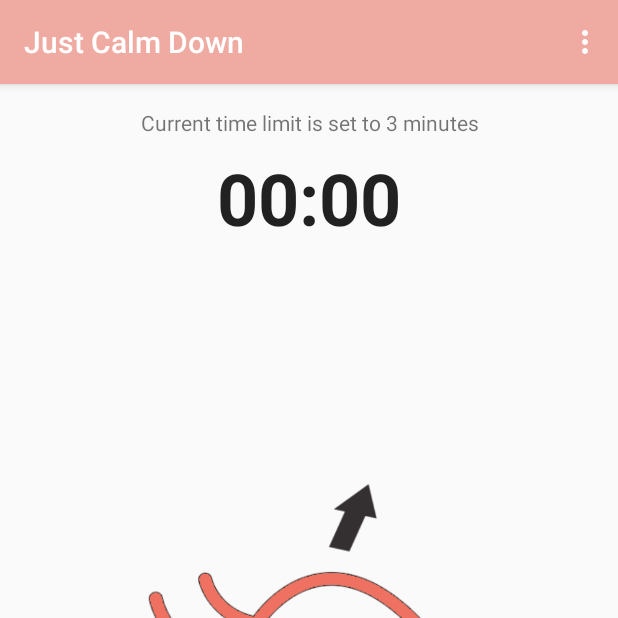
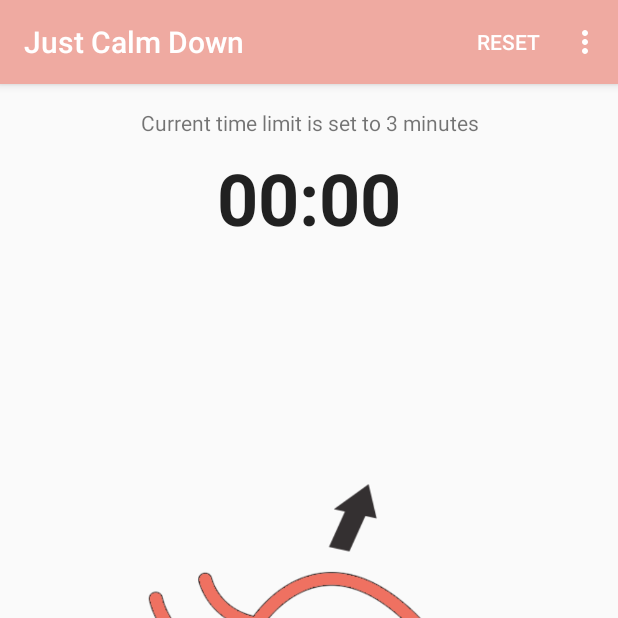
Before and after one commit to mohitagarwal/JustCalmDown, an Android app: the MainActivity screen opened directly, with no data from a screen before it, on a phone screen of 412 x 824 dp, the top half of it. Run offline under Robolectric (Android 15) with nearby library versions, the phone set to English and light mode, and no system bars; plain views replace GifImageButton.

```diff
--- a/app/src/main/AndroidManifest.xml
+++ b/app/src/main/AndroidManifest.xml
@@ -7,14 +7,14 @@
 
     <application
         android:allowBackup="true"
-        android:icon="@mipmap/ic_launcher"
+        android:icon="@mipmap/ic_launcher_balloon"
         android:label="@string/app_name"
         android:supportsRtl="true"
         android:theme="@style/AppTheme">
         <activity
             android:name=".IntroductionActivity"
             android:label="@string/app_name"
-            android:theme="@style/AppTheme.NoActionBar">
+            android:theme="@style/AppTheme.SplashScreen">
             <intent-filter>
                 <action android:name="android.intent.action.MAIN" />
 
--- /dev/null
+++ b/app/src/main/res/drawable/splash_background.xml
@@ -0,0 +1,9 @@
+<?xml version="1.0" encoding="utf-8"?>
+<layer-list xmlns:android="http://schemas.android.com/apk/res/android">
+    <item android:drawable="@color/colorPrimary" />
+    <item>
+        <bitmap
+            android:gravity="fill"
+            android:src="@drawable/ic_play_arrow_black_48dp" />
+    </item>
+</layer-list>
--- a/app/src/main/res/menu/menu_main.xml
+++ b/app/src/main/res/menu/menu_main.xml
@@ -2,6 +2,10 @@
     xmlns:app="http://schemas.android.com/apk/res-auto"
     xmlns:tools="http://schemas.android.com/tools"
     tools:context="com.openshutters.justcalmdown.MainActivity">
+    <item
+        android:id="@+id/action_reset"
+        android:title="@string/action_reset"
+        app:showAsAction="always" />
     <item
         android:id="@+id/action_settings"
         android:title="@string/action_settings"
--- a/app/src/main/res/values/strings.xml
+++ b/app/src/main/res/values/strings.xml
@@ -2,6 +2,7 @@
     <string name="app_name">Just Calm Down</string>
     <string name="title_about">About</string>
     <string name="action_about">About</string>
+    <string name="action_reset">Reset</string>
     <string name="action_settings">Settings</string>
     <string name="title_settings">@string/action_settings</string>
 
--- a/app/src/main/res/values/styles.xml
+++ b/app/src/main/res/values/styles.xml
@@ -14,6 +14,12 @@
         <item name="windowNoTitle">true</item>
     </style>
 
+    <style name="AppTheme.SplashScreen">
+        <item name="windowActionBar">false</item>
+        <item name="windowNoTitle">true</item>
+        <item name="android:windowBackground">@drawable/splash_background</item>
+    </style>
+
     <style name="AppTheme.AppBarOverlay" parent="ThemeOverlay.AppCompat.Dark.ActionBar" />
 
     <style name="AppTheme.PopupOverlay" parent="ThemeOverlay.AppCompat.Light" />
```
Also changed, not shown: app/src/main/java/com/openshutters/justcalmdown/MainActivity.java (+12 -8 lines), app/src/main/res/mipmap-hdpi/ic_launcher_balloon.png (added), app/src/main/res/mipmap-mdpi/ic_launcher_balloon.png (added), app/src/main/res/mipmap-xhdpi/ic_launcher_balloon.png (added), app/src/main/res/mipmap-xxhdpi/ic_launcher_balloon.png (added), app/src/main/res/mipmap-xxxhdpi/ic_launcher_balloon.png (added).
